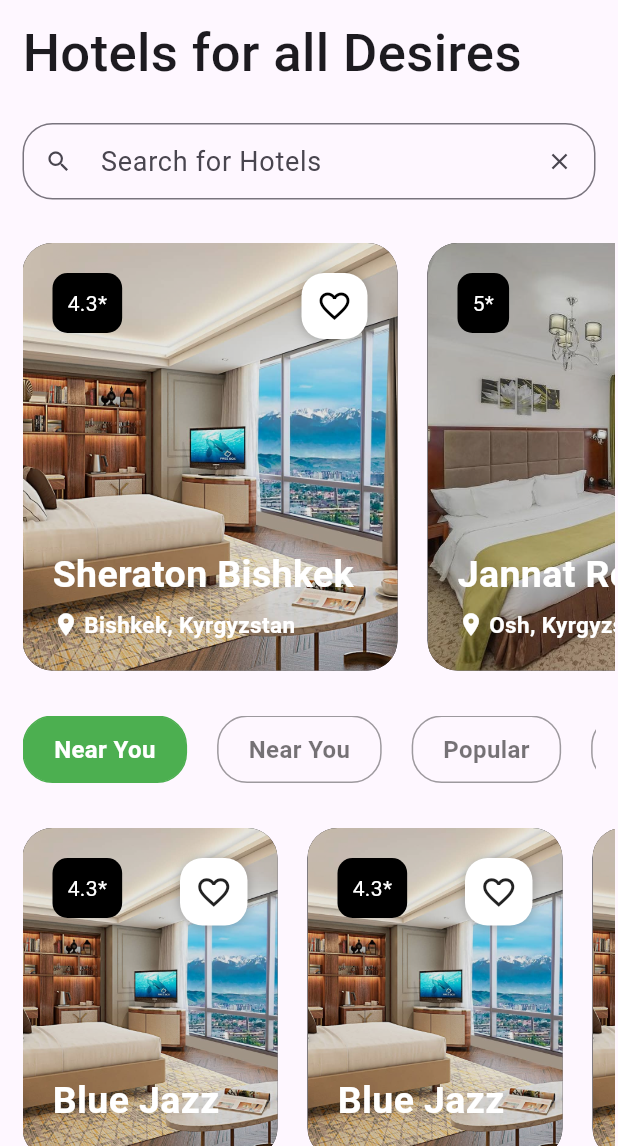
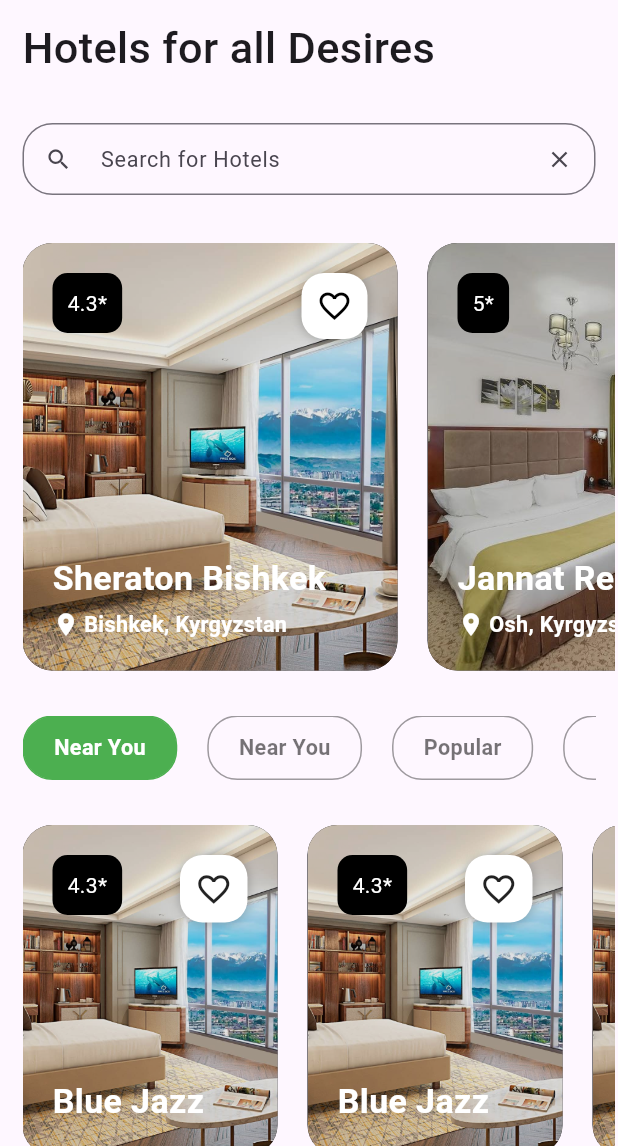
Before and after one commit to orozbaevelmar/Flutter_Start_Journey, a Flutter app: the HotelsScreen screen opened directly, on a phone screen of 412 x 824 dp, the part 90-1236 px from its top. Run offline on Flutter 3.47's test engine with Material 3 defaults, Android fonts, the phone set to English and light mode, and no system bars; our stand-ins replace curved_navigation_bar, google_fonts, intl_phone_field; Roboto replaces fonts that are missing (Acme).

Commit message:
tenth commit

```diff
--- a/lib/enter/navigation_bar.dart
+++ b/lib/enter/navigation_bar.dart
@@ -1,5 +1,6 @@
 import 'package:curved_navigation_bar/curved_navigation_bar.dart';
 import 'package:flutter/material.dart';
+import 'package:start_journey/account/account.dart';
 import 'package:start_journey/favourite/favourite_screen.dart';
 import 'package:start_journey/home/home_screen.dart';
 import 'package:start_journey/settings/settings_screen.dart';
@@ -15,7 +16,7 @@
   int _selectedIndex = 2;
 
   final List<Widget> _widgetOptions = [
-    Scaffold(),
+    AccountScreen(),
     FavouriteScreen(),
     HomeScreen(),
     Scaffold(),
--- a/lib/home_categories/hotel/hotels_screen.dart
+++ b/lib/home_categories/hotel/hotels_screen.dart
@@ -29,10 +29,22 @@
 
   TextEditingController _searchController = TextEditingController();
 
+  double fontSizeBig = 35;
+  double fontSizeMedium = 25;
+  double fontSizeSmall = 15;
+
   @override
   Widget build(BuildContext context) {
-    return Scaffold(
-      body: _buildBody(),
+    fontSizeBig = MediaQuery.of(context).size.width * 0.07;
+    fontSizeMedium = MediaQuery.of(context).size.width * 0.055;
+    fontSizeSmall = MediaQuery.of(context).size.width * 0.035;
+    return PopScope(
+      onPopInvoked: (bool didPop) {
+        _hotelStore.onQueryChangedHotel('');
+      },
+      child: Scaffold(
+        body: _buildBody(),
+      ),
     );
   }
 
@@ -107,7 +119,7 @@
       child: Text(
         'Hotels for all Desires', // hospitable hotels are waiting for you //hotels for all desires
         style: GoogleFonts.frankRuhlLibre(
-          fontSize: 35,
+          fontSize: fontSizeBig,
           fontWeight: FontWeight.w500,
         ),
       ),
@@ -119,8 +131,8 @@
       height: 87, // _height
       padding: const EdgeInsets.symmetric(horizontal: 15, vertical: 17),
       child: TextField(
-        style: const TextStyle(
-          fontSize: 18,
+        style: TextStyle(
+          fontSize: fontSizeSmall,
         ),
 
         controller: _searchController,
@@ -461,12 +473,9 @@
                                     alignment: Alignment.bottomLeft,
                                     child: Text(
                                       mapKey,
-                                      /* HotelStore.mapHotelInformation.entries
-                                          .elementAt(index)
-                                          .key, */
                                       style: GoogleFonts.acme(
                                         // acme // yeonsung
-                                        fontSize: 25,
+                                        fontSize: fontSizeMedium,
                                         color: Colors.white,
                                         fontWeight: FontWeight.bold,
                                       ),
@@ -487,15 +496,8 @@
                                         ),
                                         Text(
                                           _hotelStore.getLocation(mapKey),
-                                          /* HotelStore.mapHotelInformation[mapKey]
-                                                  ?[0] ??
-                                              'Error at Hotels Location', */
-                                          /* HotelStore.mapHotelInformation.entries
-                                              .elementAt(index)
-                                              .value
-                                              .elementAt(0), */
                                           style: TextStyle(
-                                            fontSize: 15,
+                                            fontSize: fontSizeSmall,
                                             fontWeight: FontWeight.bold,
                                             color: Colors.white,
                                           ),
@@ -548,7 +550,7 @@
                 child: Text(
                   "Near You",
                   style: TextStyle(
-                    fontSize: 16,
+                    fontSize: fontSizeSmall,
                     color: Colors.white, // rewrote
                     fontWeight: FontWeight.bold,
                   ),
@@ -575,7 +577,7 @@
                   child: Text(
                     yourWishes[i],
                     style: TextStyle(
-                        fontSize: 16,
+                        fontSize: fontSizeSmall,
                         color: Colors.black54,
                         fontWeight: FontWeight.bold),
                   ),
@@ -669,7 +671,7 @@
                             'Blue Jazz',
                             style: GoogleFonts.acme(
                               // acme // yeonsung
-                              fontSize: 25,
+                              fontSize: fontSizeMedium,
                               color: Colors.white,
                               fontWeight: FontWeight.bold,
                             ),
--- a/pubspec.yaml
+++ b/pubspec.yaml
@@ -38,6 +38,7 @@
   cupertino_icons: ^1.0.2
   google_fonts: ^6.1.0
   curved_navigation_bar: ^1.0.3
+  intl_phone_field: ^3.2.0
 
 dev_dependencies:
   flutter_test:
```
Also changed, not shown: lib/account/account.dart (added, +96 -0 lines), lib/favourite/favourite_screen.dart (+9 -5 lines), lib/home/home_screen.dart (+13 -11 lines), lib/home_categories/sights/sights_screen.dart (+7 -2 lines), lib/settings/settings_screen.dart (+6 -5 lines), pubspec.lock, 10 other files.
